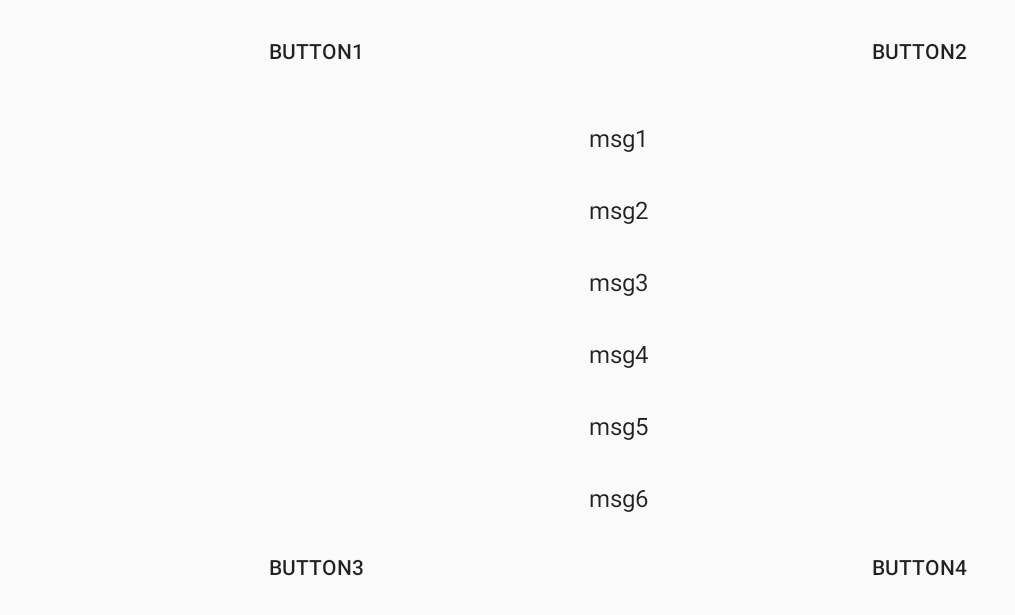
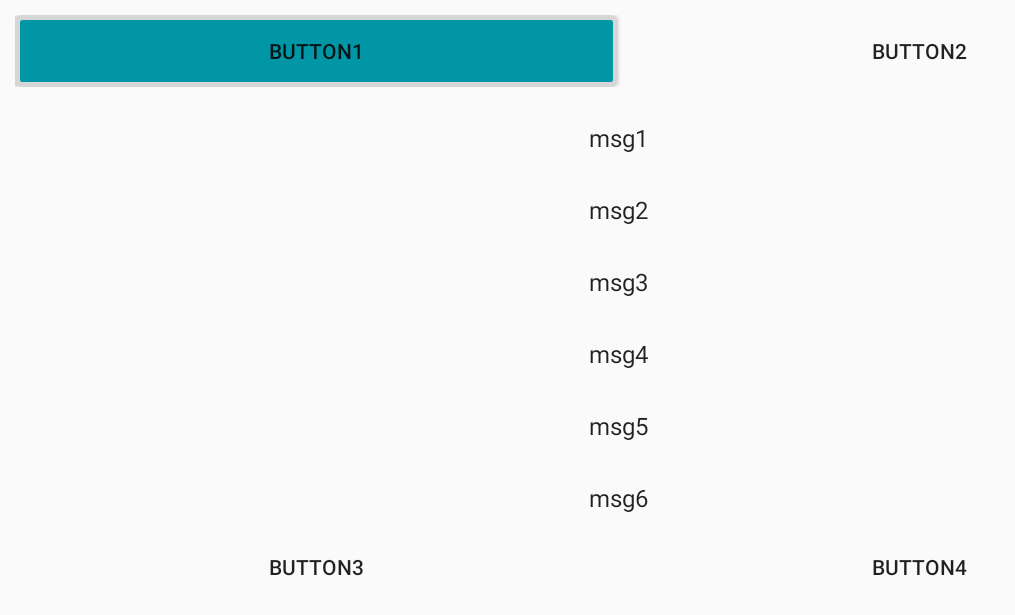
Before and after one commit to Jackie-zeng/TVDemo, an Android app: the MainActivity screen opened directly, with no data from a screen before it, on a phone screen of 824 x 412 dp (held sideways). Shown: the top 615 px of the screen, without its empty margins (0-1015 px from the left). Run offline under Robolectric (Android 15) with nearby library versions, the phone set to English and light mode, and no system bars.

Commit message:
[feature][TVDemo][keyevent test]
[what] test keyEvent
[why] none
[how] none

```diff
--- a/TVDemo/app/src/main/AndroidManifest.xml
+++ b/TVDemo/app/src/main/AndroidManifest.xml
@@ -31,6 +31,7 @@
                 <category android:name="android.intent.category.LEANBACK_LAUNCHER" />
             </intent-filter>
         </activity>
+        <activity android:name=".DetailActivity" />
     </application>
 
 </manifest>
--- a/TVDemo/app/src/main/java/com/example/user/tvdemo/MainActivity.java
+++ b/TVDemo/app/src/main/java/com/example/user/tvdemo/MainActivity.java
@@ -15,7 +15,7 @@
 package com.example.user.tvdemo;
 
 import android.app.Activity;
-import android.os.Build;
+import android.content.Intent;
 import android.os.Bundle;
 import android.support.v4.view.ViewCompat;
 import android.support.v7.widget.LinearLayoutManager;
@@ -24,9 +24,9 @@ import android.util.Log;
 import android.view.Gravity;
 import android.view.KeyEvent;
 import android.view.LayoutInflater;
+import android.view.MotionEvent;
 import android.view.View;
 import android.view.ViewGroup;
-import android.widget.BaseAdapter;
 import android.widget.Button;
 import android.widget.TextView;
 import android.widget.Toast;
@@ -41,14 +41,10 @@ public class MainActivity extends Activity {
     private Button button2;
     private Button button3;
     private Button button4;
+
     private RecyclerView mRecyclerView;
     private List<String> mDataList = new ArrayList<>();
 
-    {
-        for (int i = 0; i < 20; i++) {
-            mDataList.add("msg"+(i+1));
-        }
-    }
     {
         for (int i = 0; i < 20; i++) {
             mDataList.add("msg"+(i+1));
@@ -70,11 +66,19 @@ public class MainActivity extends Activity {
 
         mRecyclerView.getAdapter().notifyDataSetChanged();
         mRecyclerView.setFocusable(true);
-        button1.setBackgroundResource(R.drawable.foucus_background);
-        button2.setBackgroundResource(R.drawable.foucus_background);
-        button3.setBackgroundResource(R.drawable.foucus_background);
-        button4.setBackgroundResource(R.drawable.foucus_background);
+        mRecyclerView.setFocusableInTouchMode(true);
+
+        button1.setFocusableInTouchMode(true);
+        button2.setFocusableInTouchMode(true);
+        button3.setFocusableInTouchMode(true);
+        button4.setFocusableInTouchMode(true);
+
+        button1.setBackgroundResource(R.drawable.focus_background);
+        button2.setBackgroundResource(R.drawable.focus_background);
+        button3.setBackgroundResource(R.drawable.focus_background);
+        button4.setBackgroundResource(R.drawable.focus_background);
         button1.requestFocus();
+
     }
 
     private class RecyclerAdapter extends RecyclerView.Adapter{
@@ -82,18 +86,28 @@ public class MainActivity extends Activity {
         @Override
         public RecyclerView.ViewHolder onCreateViewHolder(ViewGroup parent, int viewType) {
             View view = LayoutInflater.from(MainActivity.this).inflate(android.R.layout.simple_list_item_1,null);
-            return new ViewHolders(view);
+            ViewHolders holder = new ViewHolders(view);
+            RecyclerView.LayoutParams p = new RecyclerView.LayoutParams(ViewGroup.LayoutParams.MATCH_PARENT,ViewGroup.LayoutParams.WRAP_CONTENT);
+            holder.textView.setLayoutParams(p);
+            holder.textView.setGravity(Gravity.CENTER);
+            holder.textView.setFocusableInTouchMode(true);
+            return holder;
         }
 
         @Override
         public void onBindViewHolder(RecyclerView.ViewHolder holder, final int position) {
 
-            ViewHolders viewHolder = (ViewHolders) holder;
+            final ViewHolders viewHolder = (ViewHolders) holder;
             viewHolder.textView.setText(mDataList.get(position));
-            RecyclerView.LayoutParams p = new RecyclerView.LayoutParams(ViewGroup.LayoutParams.MATCH_PARENT,ViewGroup.LayoutParams.WRAP_CONTENT);
-            viewHolder.textView.setLayoutParams(p);
-            viewHolder.textView.setGravity(Gravity.CENTER);
+            viewHolder.itemView.setOnHoverListener(new View.OnHoverListener() {
+                @Override
+                public boolean onHover(View v, MotionEvent event) {
 
+                    if (v.isHovered())
+                        v.requestFocus();
+                    return false;
+                }
+            });
             viewHolder.itemView.setOnFocusChangeListener(new View.OnFocusChangeListener() {
                 @Override
                 public void onFocusChange(View v, boolean hasFocus) {
@@ -103,14 +117,32 @@ public class MainActivity extends Activity {
                     if (position!=0&&position!=mDataList.size()-1&&bottom<=height-30&&top>10){
 
                         if (v.hasFocus()) {
+                            v.setBackgroundResource(R.drawable.focus);
                             ViewCompat.animate(v).scaleX(1.5f).scaleY(1.5f).translationZ(2).start();
                         } else {
+                            v.setBackgroundResource(R.drawable.not_focus);
                             ViewCompat.animate(v).scaleX(1f).scaleY(1f).translationZ(0).start();
                         }
 
                     }
+                    else{
+                        ViewCompat.animate(v).scaleX(1f).scaleY(1f).translationZ(0).start();
+                        if (v.hasFocus()) {
+                            v.setBackgroundResource(R.drawable.focus);
+                        } else {
+                            v.setBackgroundResource(R.drawable.not_focus);
+                        }
+                    }
                 }
             });
+            viewHolder.itemView.setOnClickListener(new View.OnClickListener() {
+                @Override
+                public void onClick(View v) {
+                    Intent intent = DetailActivity.newIntent(MainActivity.this,viewHolder.textView.getText().toString());
+                    startActivity(intent);
+                }
+            });
+
         }
 
         @Override
@@ -122,30 +154,26 @@ public class MainActivity extends Activity {
     private class ViewHolders extends RecyclerView.ViewHolder{
 
         TextView textView;
+         ViewHolders(View itemView) {
+            super(itemView);
+            itemView.setFocusable(true);
+            itemView.setBackgroundResource(R.drawable.focus_background);
+            textView = (TextView) itemView.findViewById(android.R.id.text1);
+        }
 
-        public ViewHolders(View itemView) {
-            super(itemView);
-
-            itemView.setFocusable(true);
-            itemView.setBackgroundResource(R.drawable.foucus_background);
-            textView = (TextView) itemView.findViewById(android.R.id.text1);
-
-        }
     }
 
     @Override
     public boolean onKeyUp(int keyCode, KeyEvent event) {
-        Log.e("MainActivity: onKeyDown", keyCode+"");
+
         View v = getCurrentFocus();
         if (v!=null){
             switch (v.getId()){
                 case R.id.button1:
                     showToast("button1");
-
                     break;
                 case R.id.button2:
                     showToast("button2");
-
                     break;
                 case R.id.button3:
                     showToast("button3");
@@ -154,7 +182,6 @@ public class MainActivity extends Activity {
                     showToast("button4");
                     break;
                 case R.id.recycler:
-                  //  View chlid =
                     showToast("recycler");
                      break;
             }
@@ -167,6 +194,4 @@ public class MainActivity extends Activity {
         Toast.makeText(this,msg+which,Toast.LENGTH_SHORT).show();
     }
 
-
-
 }
--- /dev/null
+++ b/TVDemo/app/src/main/res/drawable/focus.xml
@@ -0,0 +1,10 @@
+<?xml version="1.0" encoding="utf-8"?>
+<selector xmlns:android="http://schemas.android.com/apk/res/android">
+    <item >
+        <shape android:shape="rectangle" >
+            <corners android:radius="5px"/>
+            <solid android:color="@color/detail_background"/>
+            <stroke android:color="@color/lb_details_description_body_color" android:width="5px"/>
+        </shape>
+    </item>
+</selector>
--- a/TVDemo/app/src/main/res/drawable/foucus_background.xml
+++ b/TVDemo/app/src/main/res/drawable/focus_background.xml
@@ -8,6 +8,23 @@
             <stroke android:color="@color/lb_details_description_body_color" android:width="5px"/>
         </shape>
     </item>
+
+   <item android:state_hovered="true">
+        <shape android:shape="rectangle" >
+            <corners android:radius="5px"/>
+            <solid android:color="@color/detail_background"/>
+            <stroke android:color="@color/lb_details_description_body_color" android:width="5px"/>
+        </shape>
+    </item>
+
+
+   <item android:state_hovered="false" >
+        <shape android:shape="rectangle" >
+            <corners android:radius="0px"/>
+            <stroke android:color="@color/lb_details_description_body_color" android:width="0px"/>
+        </shape>
+    </item>
+
    <item android:state_focused="false">
         <shape android:shape="rectangle" >
             <corners android:radius="0px"/>
--- /dev/null
+++ b/TVDemo/app/src/main/res/drawable/not_focus.xml
@@ -0,0 +1,9 @@
+<?xml version="1.0" encoding="utf-8"?>
+<selector xmlns:android="http://schemas.android.com/apk/res/android">
+    <item >
+        <shape android:shape="rectangle" >
+            <corners android:radius="0px"/>
+            <stroke android:color="@color/lb_details_description_body_color" android:width="0px"/>
+        </shape>
+    </item>
+</selector>
--- a/TVDemo/app/src/main/res/layout/activity_main1.xml
+++ b/TVDemo/app/src/main/res/layout/activity_main1.xml
@@ -26,7 +26,6 @@
     </LinearLayout>
 
     <android.support.v7.widget.RecyclerView
-
         android:focusable="true"
         android:id="@+id/recycler"
         android:layout_width="match_parent"
```
Also changed, not shown: TVDemo/app/src/main/java/com/example/user/tvdemo/DetailActivity.java (added, +53 -0 lines), TVDemo/app/src/main/res/layout/activity_detail.xml (added, +23 -0 lines).
